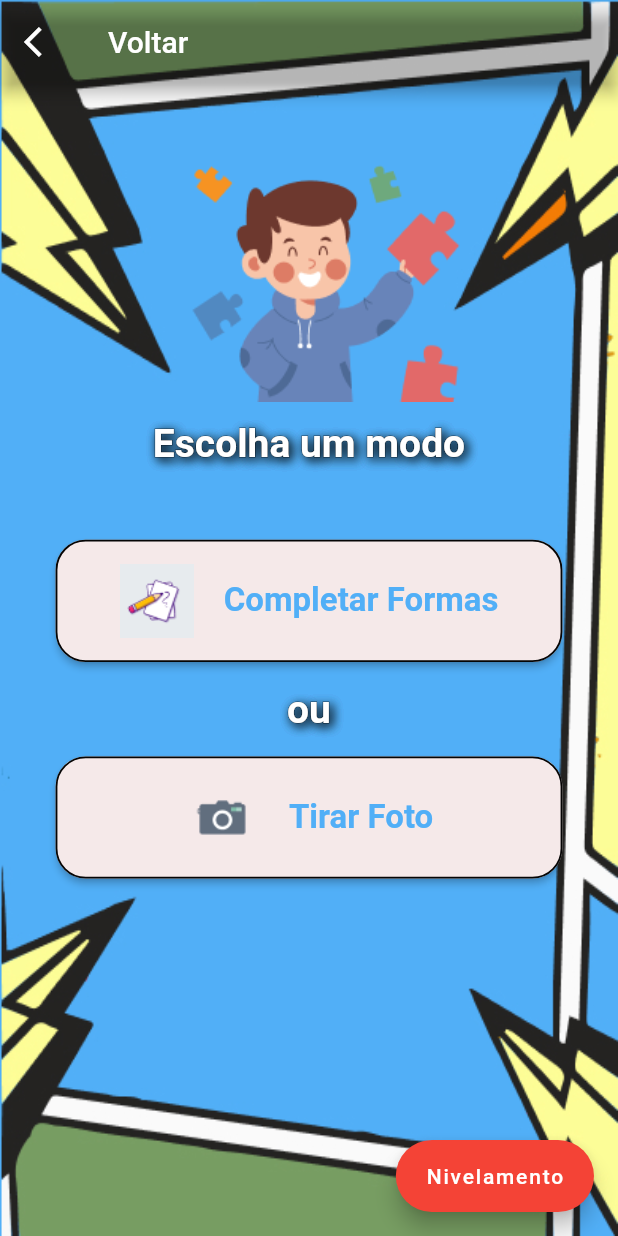
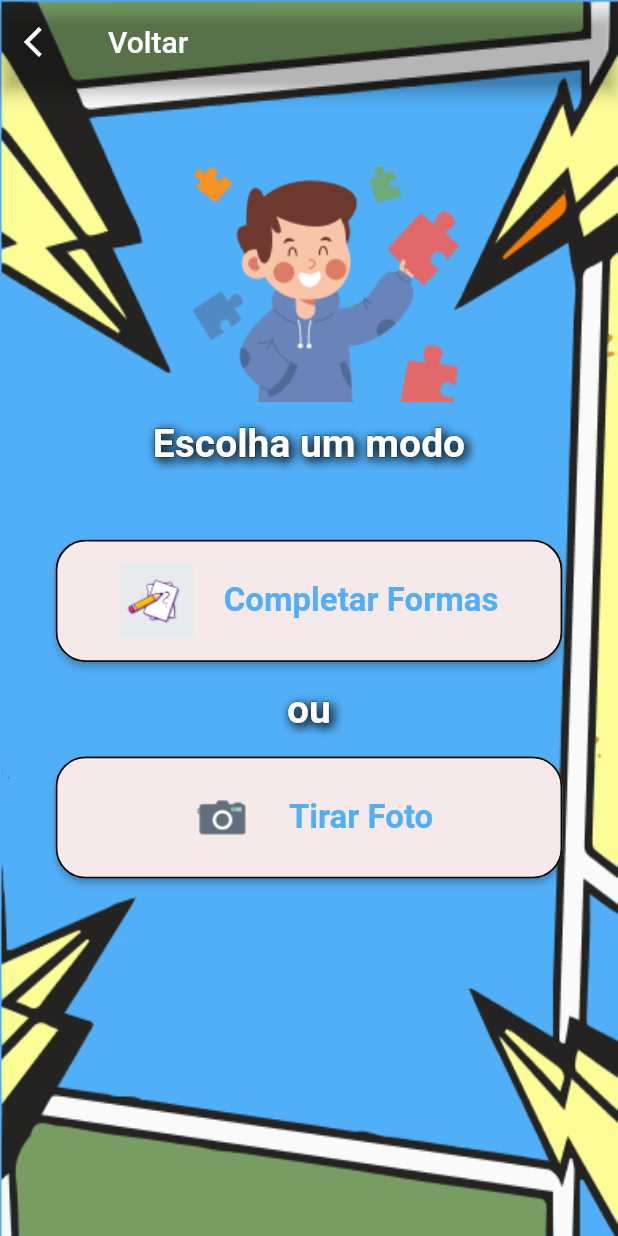
Before and after one commit to viniciusOLN/drawtism, a Flutter app: the ChooseMode screen opened by its route, on a phone screen of 412 x 824 dp. Run offline on Flutter 3.47's test engine with Material 2 defaults, Android fonts, the phone set to English and light mode, and no system bars; our stand-ins replace audioplayers, bloc, flutter_bloc, flutter_tts, get, shared_preferences; missing offline and left inert: camera_camera, sendgrid_mailer; accounts and stored records are empty.

Commit message:
removendo botão de nivelamento

```diff
--- a/lib/app/features/choosepage/presentation/choosepage.dart
+++ b/lib/app/features/choosepage/presentation/choosepage.dart
@@ -120,12 +120,12 @@ class ChooseMode extends StatelessWidget {
           ),
         ),
       ),
-      floatingActionButton: FloatingActionButton.extended(
-        onPressed: () {
-          redirectBalance();
-        },
-        label: Text("Nivelamento"),
-      ),
+      // floatingActionButton: FloatingActionButton.extended(
+      //   onPressed: () {
+      //     redirectBalance();
+      //   },
+      //   label: Text("Nivelamento"),
+      // ),
     );
   }
 }
```
